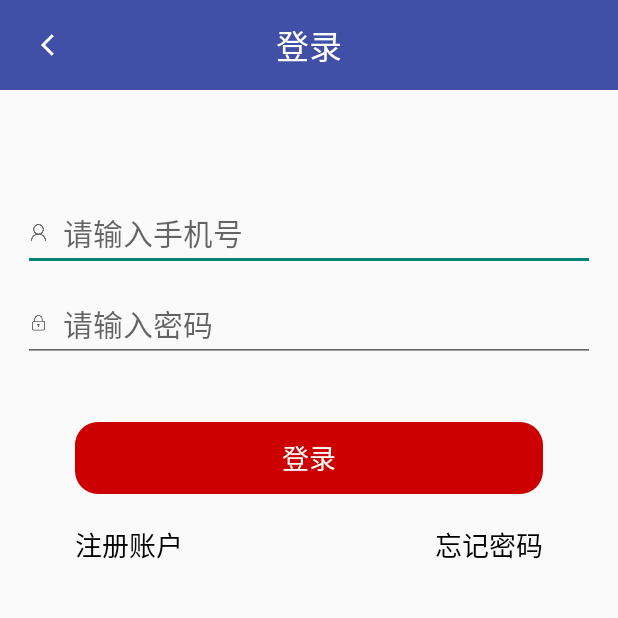
After one commit to combat123/bjhospital, an Android app: the LoginActivity screen opened directly, with no data from a screen before it, on a phone screen of 412 x 824 dp, the top half of it. The commit adds this screen. Run offline under Robolectric (Android 15) with nearby library versions, the phone set to English and light mode, and no system bars; our stand-ins replace ButterKnife, CircleImageView; libraries missing offline, so code that uses them is left out: com.lzy.okgo.

Commit message:
登录功能

```diff
--- a/app/src/main/AndroidManifest.xml
+++ b/app/src/main/AndroidManifest.xml
@@ -43,6 +43,10 @@
         <activity android:name=".ui.main.MainActivity"
                   android:launchMode="singleTask"
             android:theme="@style/Theme.AppCompat.Light.NoActionBar"/>
+
+        <activity android:name=".ui.main.login.LoginActivity"
+                  android:launchMode="singleTask"
+                  android:theme="@style/Theme.AppCompat.Light.NoActionBar"/>
     </application>
 
 </manifest>
--- a/app/src/main/java/com/xnfh/bjhospital/adapter/ListViewAdapter.java
+++ b/app/src/main/java/com/xnfh/bjhospital/adapter/ListViewAdapter.java
@@ -58,7 +58,6 @@ public class ListViewAdapter extends BaseAdapter {
         Glide.with(context)
                 .load(imgAdd)
                 .error(R.mipmap.ic_launcher)
-
                 .into(holder.circleImageView);
         holder.tv_descripe.setText(rowsBean.getArticleTitle());
         holder.tv_name.setText(rowsBean.getName());
--- a/app/src/main/java/com/xnfh/bjhospital/base/BasePresenter.java
+++ b/app/src/main/java/com/xnfh/bjhospital/base/BasePresenter.java
@@ -5,12 +5,12 @@ import android.content.Context;
 /**
  * Created by wangxuewei on 2017/10/17.
  */
-public abstract class BasePresenter<T,E>{
+public abstract class BasePresenter<V,M>{
     public Context mContext;
-    public E mModel;
-    public T mView;
+    public M mModel;
+    public V mView;
 
-    public void setVM(T v, E m) {
+    public void setVM(V v, M m) {
         this.mView = v;
         this.mModel = m;
         this.onStart();
--- /dev/null
+++ b/app/src/main/java/com/xnfh/bjhospital/ui/main/login/LoginActivity.java
@@ -0,0 +1,93 @@
+package com.xnfh.bjhospital.ui.main.login;
+
+import android.view.View;
+import android.widget.Button;
+import android.widget.EditText;
+import android.widget.ImageView;
+import android.widget.TextView;
+
+import com.xnfh.bjhospital.R;
+import com.xnfh.bjhospital.base.BaseActivity;
+import com.xnfh.bjhospital.utils.SharePrefUtil;
+import com.xnfh.bjhospital.utils.ToastUitl;
+
+import butterknife.BindView;
+import butterknife.OnClick;
+
+/**
+ * Created by wangxuewei on 2017/10/23.
+ */
+public class LoginActivity extends BaseActivity<LoginPresenter,LoginModel> implements LoginView {
+    @BindView(R.id.iv_back)
+    ImageView iv_back;
+    @BindView(R.id.tv_main_title)
+    TextView tv_main_title;
+    @BindView(R.id.et_login_username)
+    EditText et_login_username;
+    @BindView(R.id.et_login_password)
+    EditText et_login_password;
+    @BindView(R.id.btn_login)
+    Button btn_login;
+    @BindView(R.id.tv_register)
+    TextView tv_register;
+    @BindView(R.id.tv_forget)
+    TextView tv_forget;
+
+
+
+//    @BindView(R.id.iv_main_search)
+//    ImageView iv_main_search;
+
+    @Override
+    public int getLayoutId() {
+        return R.layout.activity_login;
+    }
+
+    @Override
+    public void initPresenter() {
+        mPresenter.setVM(this,mModel);
+    }
+
+    @Override
+    public void initView() {
+        tv_main_title.setText("登录");
+        iv_back.setImageResource(R.mipmap.icon_navbar_return);
+    }
+    @OnClick({R.id.iv_back,R.id.btn_login})
+    public void onClickLis(View view) {
+        switch (view.getId()) {
+            case R.id.iv_back:
+                LoginActivity.this.finish();
+                break;
+            case R.id.btn_login:
+                mPresenter.login(et_login_username.getText().toString(),et_login_password.getText().toString());
+                break;
+
+        }
+    }
+
+    @Override
+    public void showLoading(String title) {
+
+    }
+
+    @Override
+    public void stopLoading() {
+
+    }
+
+    @Override
+    public void showErrorTip(String msg) {
+
+    }
+
+    @Override
+    public void loginSuccess(String token) {
+        SharePrefUtil.getInstance(this).saveStringData("token",token);
+    }
+
+    @Override
+    public void loginError(String errorMsg) {
+        ToastUitl.showShort(errorMsg);
+    }
+}
--- /dev/null
+++ b/app/src/main/java/com/xnfh/bjhospital/ui/main/login/LoginModel.java
@@ -0,0 +1,10 @@
+package com.xnfh.bjhospital.ui.main.login;
+
+import com.xnfh.bjhospital.base.BaseModel;
+
+/**
+ * Created by wangxuewei on 2017/10/23.
+ */
+public class LoginModel implements BaseModel {
+
+}
--- /dev/null
+++ b/app/src/main/java/com/xnfh/bjhospital/ui/main/login/LoginPresenter.java
@@ -0,0 +1,69 @@
+package com.xnfh.bjhospital.ui.main.login;
+
+import android.text.TextUtils;
+
+import com.lzy.okgo.OkGo;
+import com.lzy.okgo.callback.StringCallback;
+import com.lzy.okgo.model.Response;
+import com.lzy.okgo.request.Request;
+import com.xnfh.bjhospital.base.BasePresenter;
+import com.xnfh.bjhospital.utils.AccountValidatorUtil;
+import com.xnfh.bjhospital.utils.DESUtils;
+import com.xnfh.bjhospital.utils.ToastUitl;
+
+import org.json.JSONException;
+import org.json.JSONObject;
+
+/**
+ * Created by wangxuewei on 2017/10/23.
+ */
+public class LoginPresenter extends BasePresenter<LoginView,LoginModel> {
+    public void login(String username,String password) {
+        if(TextUtils.isEmpty(username) || TextUtils.isEmpty(password)) {
+            ToastUitl.showShort("用户名或密码不能为空");
+            return;
+        }
+        if(!AccountValidatorUtil.isMobile(username)) {
+            ToastUitl.showShort("请输入正确手机号");
+            return;
+        }
+        StringBuilder sb = new StringBuilder();
+        sb.append("account=").append(username).append("&").append("password=").append(password);
+        String encrypt = DESUtils.encrypt(sb.toString());
+
+        OkGo.<String>post("http://42.51.166.251:5946/api/v1/MembersLogin.ashx").upString(encrypt).execute(new StringCallback() {
+            @Override
+            public void onSuccess(Response<String> response) {
+                String json = response.body();
+                String status = "";
+                String info = "";
+                try {
+                    JSONObject jsonObject = new JSONObject(json);
+                    status = jsonObject.get("status").toString();
+                    info = jsonObject.get("info").toString();
+                } catch (JSONException e) {
+                    e.printStackTrace();
+                }
+                if("success".equals(status)) {
+                    mView.loginSuccess(info);
+                }else {
+                    mView.loginError(info);
+                }
+                mView.stopLoading();
+            }
+
+            @Override
+            public void onStart(Request<String, ? extends Request> request) {
+                mView.showLoading("正在登录");
+            }
+
+            @Override
+            public void onError(Response<String> response) {
+                super.onError(response);
+                mView.stopLoading();
+                ToastUitl.showShort("登录失败");
+            }
+        });
+
+    }
+}
--- /dev/null
+++ b/app/src/main/java/com/xnfh/bjhospital/ui/main/login/LoginView.java
@@ -0,0 +1,20 @@
+package com.xnfh.bjhospital.ui.main.login;
+
+import com.xnfh.bjhospital.base.BaseView;
+
+/**
+ * Created by wangxuewei on 2017/10/23.
+ */
+public interface LoginView extends BaseView {
+    @Override
+    public void showLoading(String title);
+
+    @Override
+    public void stopLoading();
+
+    @Override
+    public void showErrorTip(String msg);
+
+    void loginSuccess(String token);
+    void loginError(String errorMsg);
+}
--- a/app/src/main/java/com/xnfh/bjhospital/ui/main/recommend/RecommendPresenter.java
+++ b/app/src/main/java/com/xnfh/bjhospital/ui/main/recommend/RecommendPresenter.java
@@ -20,9 +20,9 @@ import java.util.List;
  */
 public class RecommendPresenter extends BasePresenter<RecommendView,RecommendModel> {
     String para = "type=3&Mold=1&Pagesize=10&Pageindex=1";
-    String decode = DESUtils.encrypt(para);
+    String encode = DESUtils.encrypt(para);
     public void getMessage() {
-        OkGo.<String>post(Config.baseUrl + Config.Mothod.find).upString(decode).execute(new StringCallback() {
+        OkGo.<String>post(Config.baseUrl + Config.Mothod.find).upString(encode).execute(new StringCallback() {
             @Override
             public void onSuccess(Response<String> response) {
                 String json = response.body();
--- /dev/null
+++ b/app/src/main/res/drawable/btn_background.xml
@@ -0,0 +1,5 @@
+<?xml version="1.0" encoding="utf-8"?>
+<shape xmlns:android="http://schemas.android.com/apk/res/android" android:shape="rectangle">
+    <corners android:radius="15dp"/>
+    <solid android:color="@android:color/holo_red_dark"/>
+</shape>
--- /dev/null
+++ b/app/src/main/res/layout/activity_login.xml
@@ -0,0 +1,70 @@
+<?xml version="1.0" encoding="utf-8"?>
+<LinearLayout xmlns:android="http://schemas.android.com/apk/res/android"
+              android:orientation="vertical"
+              android:layout_width="match_parent"
+              android:layout_height="match_parent">
+    <include layout="@layout/item_titlebar"/>
+
+    <EditText
+        android:id="@+id/et_login_username"
+        android:layout_marginTop="70dp"
+        android:hint="请输入手机号"
+        android:inputType="phone"
+        android:textSize="20sp"
+        android:layout_marginLeft="15dp"
+        android:layout_marginRight="15dp"
+        android:drawableLeft="@mipmap/user_name"
+        android:drawablePadding="10dp"
+        android:layout_width="match_parent"
+        android:layout_height="wrap_content"/>
+
+    <EditText
+        android:id="@+id/et_login_password"
+        android:layout_marginTop="10dp"
+        android:hint="请输入密码"
+        android:textSize="20sp"
+        android:drawablePadding="10dp"
+        android:layout_marginLeft="15dp"
+        android:layout_marginRight="15dp"
+        android:inputType="textPassword"
+        android:drawableLeft="@mipmap/lock"
+        android:layout_width="match_parent"
+        android:layout_height="wrap_content"/>
+
+    <Button
+        android:id="@+id/btn_login"
+        android:layout_marginTop="40dp"
+        android:layout_marginLeft="50dp"
+        android:layout_marginRight="50dp"
+        android:background="@drawable/btn_background"
+        android:text="登录"
+        android:textSize="18sp"
+        android:textColor="@android:color/white"
+        android:layout_width="match_parent"
+        android:layout_height="wrap_content"/>
+
+    <RelativeLayout
+        android:layout_marginTop="20dp"
+        android:layout_marginLeft="50dp"
+        android:layout_marginRight="50dp"
+        android:layout_width="match_parent"
+        android:layout_height="wrap_content">
+        <TextView
+            android:id="@+id/tv_register"
+            android:text="注册账户"
+            android:textSize="18sp"
+            android:textColor="@android:color/black"
+            android:layout_width="wrap_content"
+            android:layout_height="wrap_content"/>
+
+        <TextView
+            android:id="@+id/tv_forget"
+            android:text="忘记密码"
+            android:textSize="18sp"
+            android:layout_alignParentRight="true"
+            android:textColor="@android:color/black"
+            android:layout_width="wrap_content"
+            android:layout_height="wrap_content"/>
+    </RelativeLayout>
+
+</LinearLayout>
--- a/app/src/main/res/layout/item_titlebar.xml
+++ b/app/src/main/res/layout/item_titlebar.xml
@@ -8,6 +8,7 @@
         android:layout_width="match_parent"
         android:layout_height="60dp">
         <ImageView
+            android:id="@+id/iv_back"
             android:layout_centerVertical="true"
             android:layout_margin="20dp"
             android:layout_width="wrap_content"
@@ -21,7 +22,6 @@
             android:layout_height="wrap_content"/>
         <ImageView
             android:id="@+id/iv_main_search"
-            android:src="@mipmap/select"
             android:layout_centerVertical="true"
             android:layout_alignParentRight="true"
             android:layout_marginRight="15dp"
```
Also changed, not shown: app/src/main/java/com/xnfh/bjhospital/ui/main/MainActivity.java (+8 -1 lines), app/src/main/java/com/xnfh/bjhospital/utils/AccountValidatorUtil.java (added, +133 -0 lines), app/src/main/java/com/xnfh/bjhospital/utils/DESUtils.java (+10 -4 lines), app/src/main/java/com/xnfh/bjhospital/utils/SharePrefUtil.java (added, +58 -0 lines).
